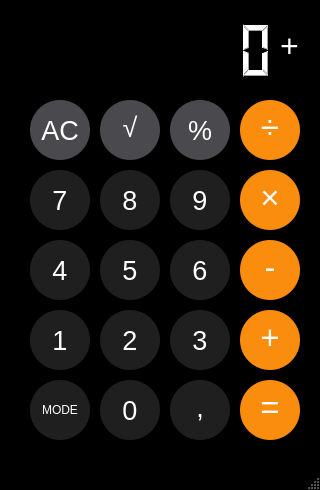
This is Kalkulator_QT/mainwindow.ui in jackon274/PO as Qt 5 draws it before an edit. The edited form follows.
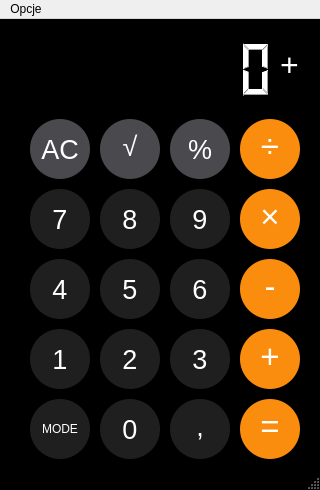
This is the edited form. Icons and pictures are not drawn.

The edit to the form file:
```diff
--- a/Kalkulator_QT/mainwindow.ui
+++ b/Kalkulator_QT/mainwindow.ui
@@ -794,6 +794,13 @@
      <height>22</height>
     </rect>
    </property>
+   <widget class="QMenu" name="menuOpcje">
+    <property name="title">
+     <string>Opcje</string>
+    </property>
+    <addaction name="action_about"/>
+   </widget>
+   <addaction name="menuOpcje"/>
   </widget>
   <widget class="QStatusBar" name="statusbar"/>
  </widget>
```
Left out of the diff: 5 changed lines with no effect on the pictures.
